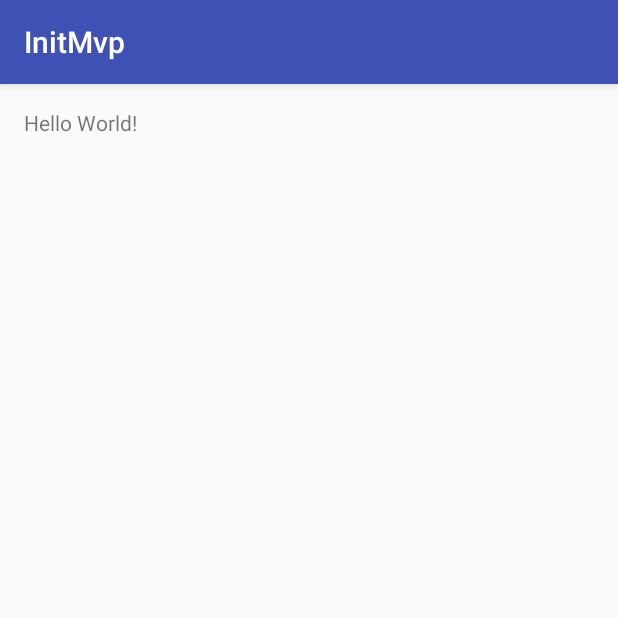
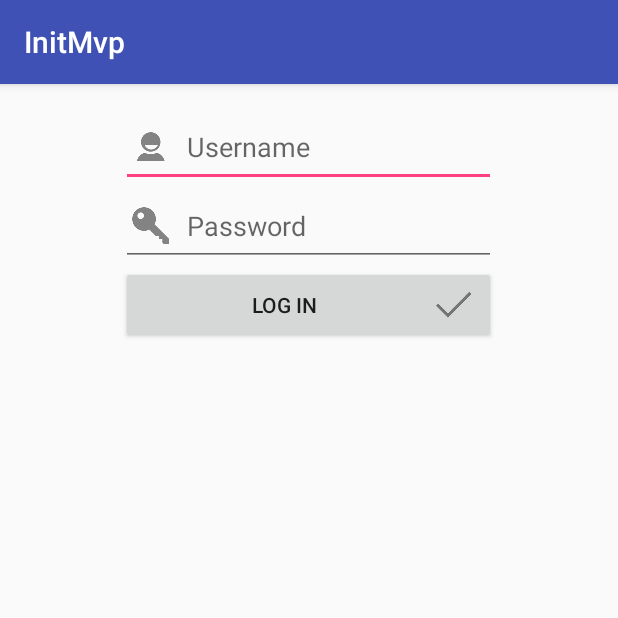
Before and after one commit to androidlife/init-mvp, an Android app: the screen it shows after launch (LoginActivity), on a phone screen of 412 x 824 dp, the top half of it. Run offline under Robolectric (Android 15) with nearby library versions, the phone set to English and light mode, and no system bars; our stand-ins replace ButterKnife.

Commit message:
Adding layout and views to Login

```diff
--- a/app/src/main/java/com/training/lft/initmvp/BaseActivity.java
+++ b/app/src/main/java/com/training/lft/initmvp/BaseActivity.java
@@ -1,7 +1,22 @@
-package com.training.lft.initmvp.login;
+package com.training.lft.initmvp;
+
+import android.os.Bundle;
+import android.support.annotation.Nullable;
+import android.support.v7.app.AppCompatActivity;
+
+import butterknife.ButterKnife;
 
 /**
  * Created by laaptu on 3/21/16.
  */
-public class BaseActivity {
+public abstract class BaseActivity extends AppCompatActivity {
+    protected abstract int getLayoutId();
+
+    @Override
+    protected void onCreate(@Nullable Bundle savedInstanceState) {
+        super.onCreate(savedInstanceState);
+        setContentView(getLayoutId());
+        ButterKnife.bind(this);
+
+    }
 }
--- a/app/src/main/java/com/training/lft/initmvp/login/LoginActivity.java
+++ b/app/src/main/java/com/training/lft/initmvp/login/LoginActivity.java
@@ -1,15 +1,20 @@
 package com.training.lft.initmvp.login;
 
-import android.support.v7.app.AppCompatActivity;
 import android.os.Bundle;
 
+import com.training.lft.initmvp.BaseActivity;
 import com.training.lft.initmvp.R;
 
-public class LoginActivity extends AppCompatActivity {
+public class LoginActivity extends BaseActivity {
+
+    @Override
+    protected int getLayoutId() {
+        return R.layout.activity_login;
+    }
 
     @Override
     protected void onCreate(Bundle savedInstanceState) {
         super.onCreate(savedInstanceState);
-        setContentView(R.layout.activity_login);
+
     }
 }
--- a/app/src/main/res/layout/activity_login.xml
+++ b/app/src/main/res/layout/activity_login.xml
@@ -1,16 +1,44 @@
-<?xml version="1.0" encoding="utf-8"?>
-<RelativeLayout xmlns:android="http://schemas.android.com/apk/res/android"
-    xmlns:tools="http://schemas.android.com/tools"
-    android:layout_width="match_parent"
-    android:layout_height="match_parent"
-    android:paddingBottom="@dimen/activity_vertical_margin"
-    android:paddingLeft="@dimen/activity_horizontal_margin"
-    android:paddingRight="@dimen/activity_horizontal_margin"
-    android:paddingTop="@dimen/activity_vertical_margin"
-    tools:context=".login.LoginActivity">
+<LinearLayout xmlns:android="http://schemas.android.com/apk/res/android"
+    android:layout_width="250dp"
+    android:layout_height="wrap_content"
+    android:layout_gravity="center_horizontal"
+    android:gravity="center"
+    android:orientation="vertical"
+    android:layout_marginTop="16dp"
+    >
 
-    <TextView
+    <EditText
+        android:id="@+id/username"
+        android:layout_width="match_parent"
+        android:layout_height="wrap_content"
+        android:gravity="center_vertical"
+        android:hint="@string/user_name"
+        android:drawableLeft="@drawable/ic_action_person"
+        android:drawablePadding="8dp"
+        />
+    <EditText
+        android:id="@+id/password"
+        android:layout_width="match_parent"
+        android:layout_height="wrap_content"
+        android:gravity="center_vertical"
+        android:hint="@string/password"
+        android:inputType="textPassword"
+        android:drawableLeft="@drawable/ic_action_accounts"
+        android:drawablePadding="8dp"
+        />
+    <Button
+        android:id="@+id/button"
+        android:layout_width="match_parent"
+        android:layout_height="wrap_content"
+        android:text="@string/log_in"
+        android:drawableRight="@drawable/ic_action_accept"
+        />
+    <ProgressBar
+        android:id="@+id/progress"
         android:layout_width="wrap_content"
         android:layout_height="wrap_content"
-        android:text="Hello World!" />
-</RelativeLayout>
+        android:layout_marginTop="8dp"
+        android:visibility="gone"
+        />
+
+</LinearLayout>
--- a/app/src/main/res/values/strings.xml
+++ b/app/src/main/res/values/strings.xml
@@ -1,3 +1,6 @@
 <resources>
     <string name="app_name">InitMvp</string>
+    <string name="user_name">Username</string>
+    <string name="password">Password</string>
+    <string name="log_in">Log In</string>
 </resources>
```
